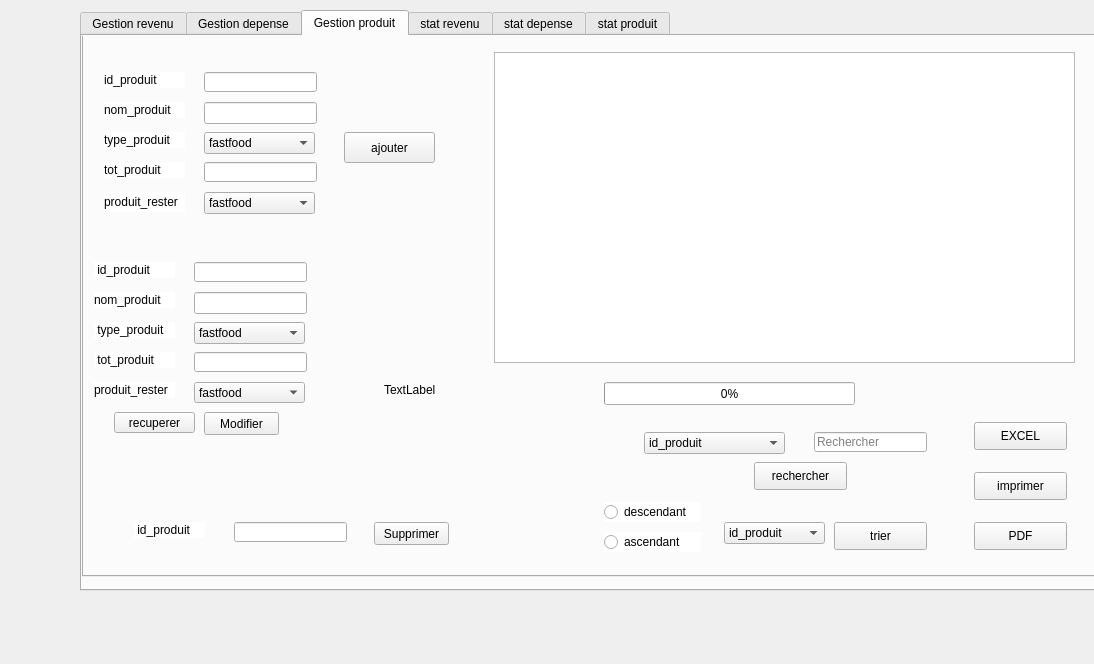
Old version of the form maquetteqt/youssef.ui in the repository taiefhilali/THE_MUNCH_CULTURE.
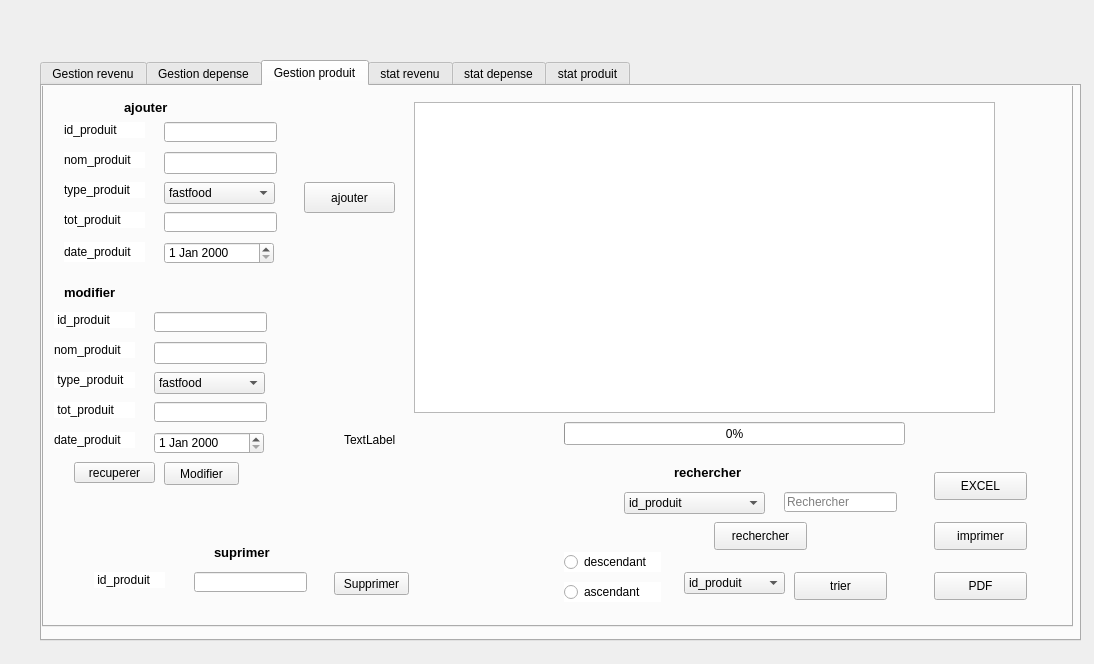
New version of the form. The open tabs and pages were chosen to show the change. Icons and pictures are not drawn. Custom widgets are drawn as their Qt base class.

```diff
--- a/maquetteqt/youssef.ui
+++ b/maquetteqt/youssef.ui
@@ -16,8 +16,8 @@
   <widget class="QTabWidget" name="temprature">
    <property name="geometry">
     <rect>
-     <x>80</x>
-     <y>10</y>
+     <x>40</x>
+     <y>60</y>
      <width>1041</width>
      <height>581</height>
     </rect>
@@ -1491,7 +1491,7 @@
       <widget class="QTableView" name="tab_produit">
        <property name="geometry">
         <rect>
-         <x>410</x>
+         <x>370</x>
          <y>20</y>
          <width>581</width>
          <height>311</height>
@@ -1677,8 +1677,8 @@
       <widget class="QComboBox" name="cb_recherche_4">
        <property name="geometry">
         <rect>
-         <x>560</x>
-         <y>400</y>
+         <x>580</x>
+         <y>410</y>
          <width>141</width>
          <height>22</height>
         </rect>
@@ -1712,8 +1712,8 @@
       <widget class="QLineEdit" name="le_recherche_4">
        <property name="geometry">
         <rect>
-         <x>730</x>
-         <y>400</y>
+         <x>740</x>
+         <y>410</y>
          <width>113</width>
          <height>20</height>
         </rect>
@@ -1726,7 +1726,7 @@
        <property name="geometry">
         <rect>
          <x>670</x>
-         <y>430</y>
+         <y>440</y>
          <width>93</width>
          <height>28</height>
         </rect>
@@ -1847,7 +1847,7 @@
       <widget class="QLabel" name="label_30">
        <property name="geometry">
         <rect>
-         <x>0</x>
+         <x>-10</x>
          <y>0</y>
          <width>1001</width>
          <height>541</height>
@@ -2025,31 +2025,6 @@
         </rect>
        </property>
       </widget>
-      <widget class="QComboBox" name="leproduitrester">
-       <property name="geometry">
-        <rect>
-         <x>120</x>
-         <y>160</y>
-         <width>111</width>
-         <height>22</height>
-        </rect>
-       </property>
-       <item>
-        <property name="text">
-         <string>fastfood</string>
-        </property>
-       </item>
-       <item>
-        <property name="text">
-         <string>heathyfood</string>
-        </property>
-       </item>
-       <item>
-        <property name="text">
-         <string>others</string>
-        </property>
-       </item>
-      </widget>
       <widget class="QLabel" name="label_16">
        <property name="geometry">
         <rect>
@@ -2071,7 +2046,7 @@
 background-repeat:none;</string>
        </property>
        <property name="text">
-        <string>produit_rester</string>
+        <string>date_produit</string>
        </property>
       </widget>
       <widget class="QLabel" name="label_17">
@@ -2131,34 +2106,9 @@
 </string>
        </property>
        <property name="text">
-        <string>produit_rester</string>
+        <string>date_produit</string>
        </property>
       </widget>
-      <widget class="QComboBox" name="mproduitrester">
-       <property name="geometry">
-        <rect>
-         <x>110</x>
-         <y>350</y>
-         <width>111</width>
-         <height>21</height>
-        </rect>
-       </property>
-       <item>
-        <property name="text">
-         <string>fastfood</string>
-        </property>
-       </item>
-       <item>
-        <property name="text">
-         <string>healthyfood</string>
-        </property>
-       </item>
-       <item>
-        <property name="text">
-         <string>others</string>
-        </property>
-       </item>
-      </widget>
       <widget class="QPushButton" name="impression_3">
        <property name="geometry">
         <rect>
@@ -2189,8 +2139,8 @@
        <property name="geometry">
         <rect>
          <x>520</x>
-         <y>350</y>
-         <width>251</width>
+         <y>340</y>
+         <width>341</width>
          <height>23</height>
         </rect>
        </property>
@@ -2198,6 +2148,106 @@
         <number>0</number>
        </property>
       </widget>
+      <widget class="QLabel" name="label_46">
+       <property name="geometry">
+        <rect>
+         <x>80</x>
+         <y>15</y>
+         <width>71</width>
+         <height>21</height>
+        </rect>
+       </property>
+       <property name="font">
+        <font>
+         <pointsize>10</pointsize>
+         <weight>75</weight>
+         <bold>true</bold>
+        </font>
+       </property>
+       <property name="text">
+        <string>ajouter</string>
+       </property>
+      </widget>
+      <widget class="QLabel" name="label_47">
+       <property name="geometry">
+        <rect>
+         <x>20</x>
+         <y>200</y>
+         <width>81</width>
+         <height>21</height>
+        </rect>
+       </property>
+       <property name="font">
+        <font>
+         <pointsize>10</pointsize>
+         <weight>75</weight>
+         <bold>true</bold>
+        </font>
+       </property>
+       <property name="text">
+        <string>modifier</string>
+       </property>
+      </widget>
+      <widget class="QLabel" name="label_48">
+       <property name="geometry">
+        <rect>
+         <x>170</x>
+         <y>460</y>
+         <width>81</width>
+         <height>21</height>
+        </rect>
+       </property>
+       <property name="font">
+        <font>
+         <pointsize>10</pointsize>
+         <weight>75</weight>
+         <bold>true</bold>
+        </font>
+       </property>
+       <property name="text">
+        <string>suprimer</string>
+       </property>
+      </widget>
+      <widget class="QLabel" name="label_49">
+       <property name="geometry">
+        <rect>
+         <x>630</x>
+         <y>380</y>
+         <width>101</width>
+         <height>20</height>
+        </rect>
+       </property>
+       <property name="font">
+        <font>
+         <pointsize>10</pointsize>
+         <weight>75</weight>
+         <bold>true</bold>
+        </font>
+       </property>
+       <property name="text">
+        <string>rechercher</string>
+       </property>
+      </widget>
+      <widget class="QDateEdit" name="ledateproduit">
+       <property name="geometry">
+        <rect>
+         <x>120</x>
+         <y>160</y>
+         <width>110</width>
+         <height>22</height>
+        </rect>
+       </property>
+      </widget>
+      <widget class="QDateEdit" name="mdateproduit">
+       <property name="geometry">
+        <rect>
+         <x>110</x>
+         <y>350</y>
+         <width>110</width>
+         <height>22</height>
+        </rect>
+       </property>
+      </widget>
       <zorder>label_30</zorder>
       <zorder>ajouter1</zorder>
       <zorder>pushButton_5</zorder>
```
Left out of the diff: 204 changed lines with no effect on the pictures.
